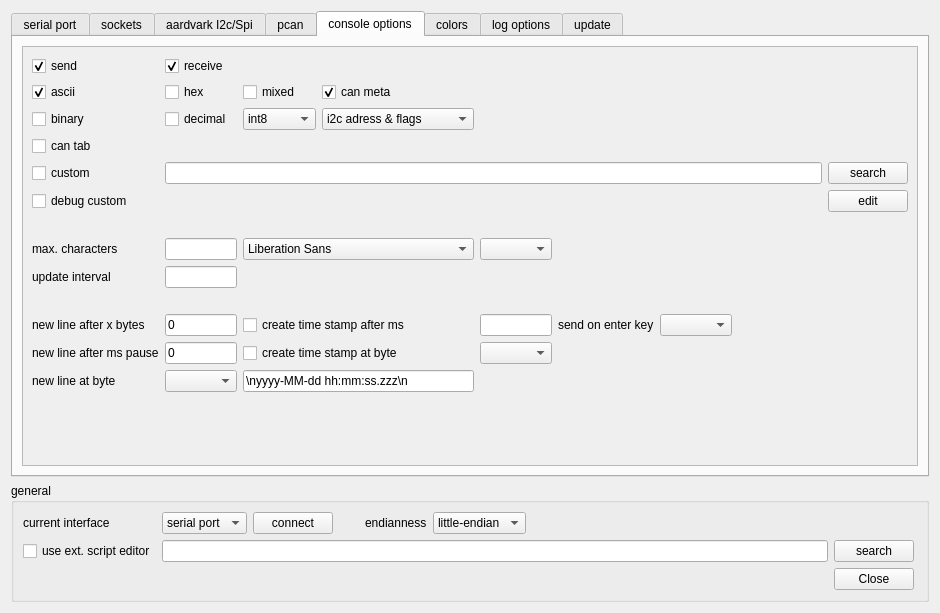
The window that ScriptCommunicator/settingsdialog.ui (szieke/ScriptCommunicator_serial-terminal) describes before a commit, drawn with Qt 5.
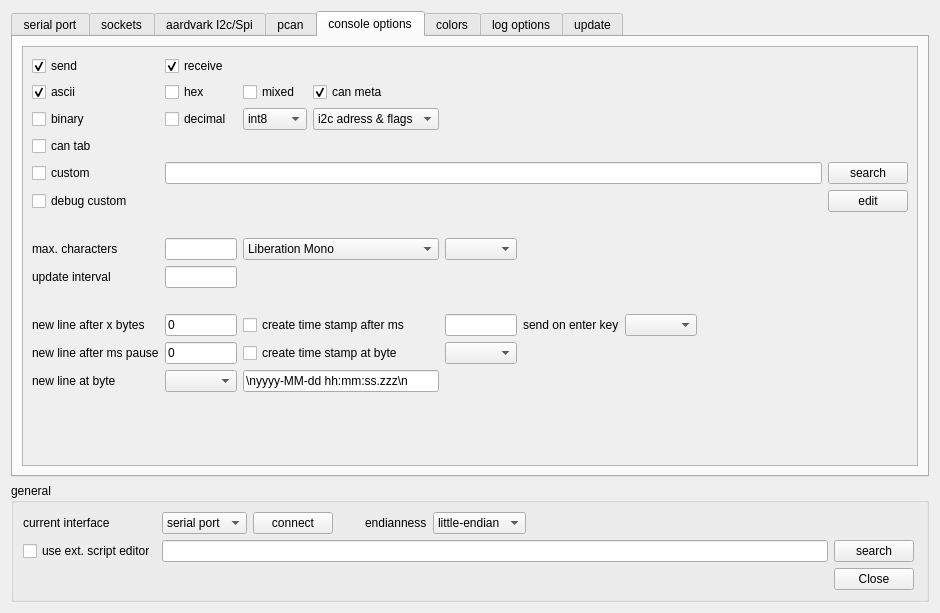
The same window after the commit. The open tabs and pages were chosen to show the change. Icons and pictures are not drawn. Custom widgets are drawn as their Qt base class.

```diff
--- a/ScriptCommunicator/settingsdialog.ui
+++ b/ScriptCommunicator/settingsdialog.ui
@@ -2421,6 +2421,14 @@
                <property name="editable">
                 <bool>false</bool>
                </property>
+               <property name="fontFilters">
+                <set>QFontComboBox::MonospacedFonts</set>
+               </property>
+               <property name="currentFont">
+                <font>
+                 <family>Courier New</family>
+                </font>
+               </property>
               </widget>
              </item>
              <item row="4" column="3" colspan="2">
```
Left out of the diff: 2 changed lines with no effect on the pictures.
